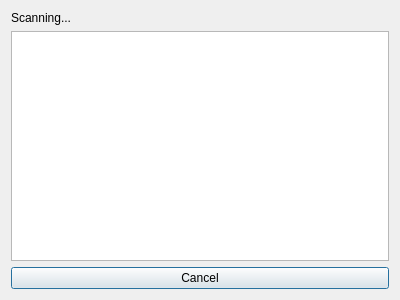
First picture: the form in qtconnectivity/examples/bluetooth/btchat/remoteselector.ui, repository CipSoft-Tibia/Qt5, before the edit.
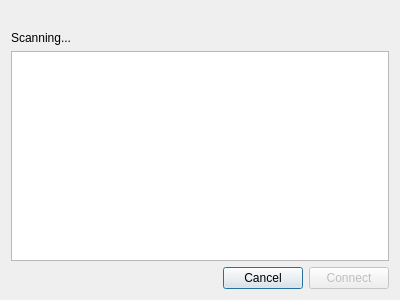
Second picture: the form after the edit.

```diff
--- a/qtconnectivity/examples/bluetooth/btchat/remoteselector.ui
+++ b/qtconnectivity/examples/bluetooth/btchat/remoteselector.ui
@@ -14,6 +14,16 @@
    <string>Available chat services</string>
   </property>
   <layout class="QVBoxLayout" name="verticalLayout">
+   <item>
+    <widget class="QLabel" name="iconLabel">
+     <property name="text">
+      <string/>
+     </property>
+     <property name="alignment">
+      <set>Qt::AlignCenter</set>
+     </property>
+    </widget>
+   </item>
    <item>
     <widget class="QLabel" name="status">
      <property name="text">
@@ -25,11 +35,38 @@
     <widget class="QListWidget" name="remoteDevices"/>
    </item>
    <item>
+    <layout class="QHBoxLayout" name="horizontalLayout">
+     <item>
+      <spacer name="horizontalSpacer">
+       <property name="orientation">
+        <enum>Qt::Horizontal</enum>
+       </property>
+       <property name="sizeHint" stdset="0">
+        <size>
+         <width>40</width>
+         <height>20</height>
+        </size>
+       </property>
+      </spacer>
+     </item>
+     <item>
     <widget class="QPushButton" name="cancelButton">
      <property name="text">
       <string>Cancel</string>
      </property>
     </widget>
+     </item>
+     <item>
+      <widget class="QPushButton" name="connectButton">
+       <property name="enabled">
+        <bool>false</bool>
+       </property>
+       <property name="text">
+        <string>Connect</string>
+       </property>
+      </widget>
+     </item>
+    </layout>
    </item>
   </layout>
  </widget>
```
Lines whose indentation alone changed are shown as unchanged.
